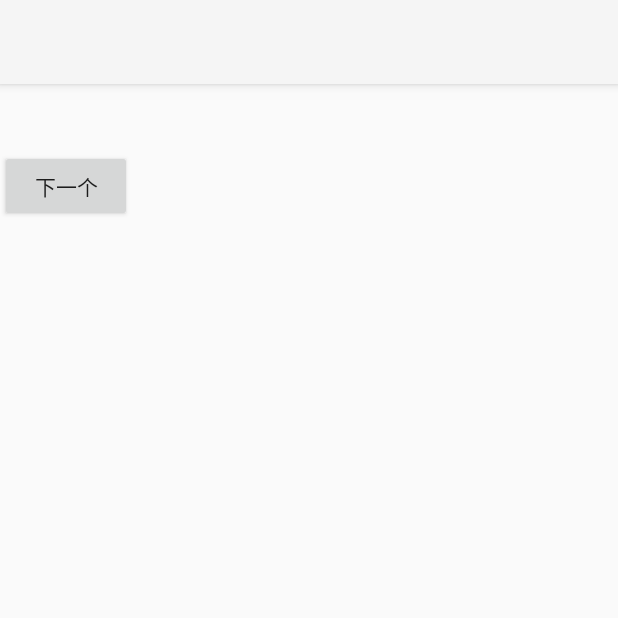
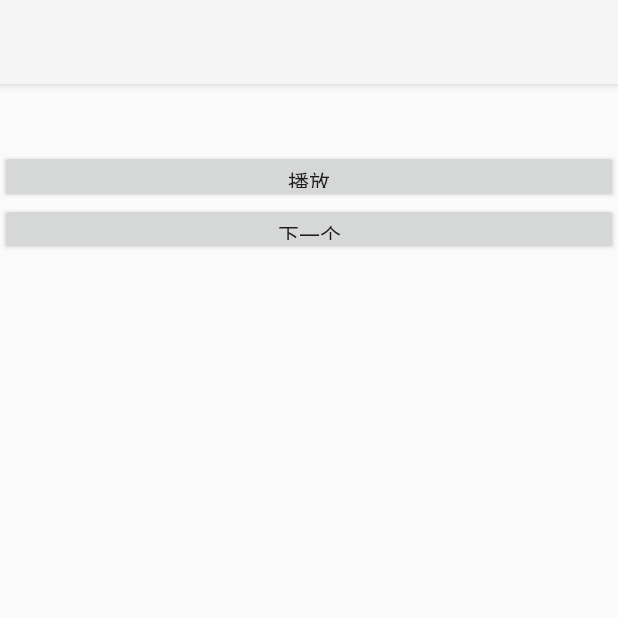
Before and after one commit to 2400320229/WordApp, an Android app: the MainActivity screen opened directly, with no data from a screen before it, after a tap on "下一个", on a phone screen of 412 x 824 dp, the top half of it. Run offline under Robolectric (Android 15) with nearby library versions, the phone set to English and light mode, and no system bars.

```diff
--- a/app/src/main/res/layout/study_activity.xml
+++ b/app/src/main/res/layout/study_activity.xml
@@ -17,11 +17,16 @@
 
   <LinearLayout
     android:layout_width="match_parent"
-    android:layout_height="70dp">
+    android:layout_height="70dp"
+      android:orientation="vertical">
 
-
+      <Button
+          android:id="@+id/play_voice"
+          android:layout_width="match_parent"
+          android:layout_height="35dp"
+          android:text="播放"/>
     <Button
-        android:layout_width="wrap_content"
+        android:layout_width="match_parent"
         android:layout_height="wrap_content"
         android:id="@+id/nextWord"
         android:text="下一个"/>
```
Also changed, not shown: app/src/main/java/com/example/wordapp/StudyActivity.kt (+50 -10 lines).
